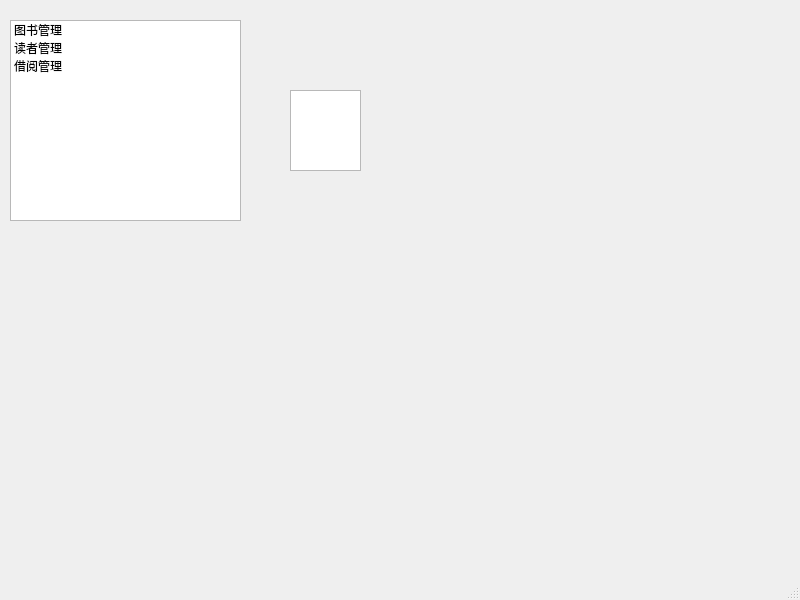
Old version of the form mainwindow.ui in the repository kalpas-boy/QtZhxm.
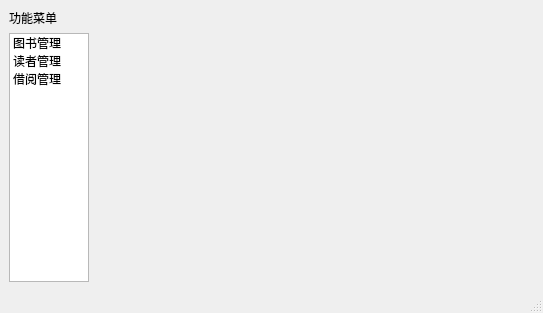
New version of the form.

What changed in the file:
```diff
--- a/mainwindow.ui
+++ b/mainwindow.ui
@@ -6,22 +6,37 @@
    <rect>
     <x>0</x>
     <y>0</y>
-    <width>800</width>
-    <height>600</height>
+    <width>543</width>
+    <height>313</height>
    </rect>
   </property>
   <property name="windowTitle">
    <string>MainWindow</string>
   </property>
   <widget class="QWidget" name="centralwidget">
+   <layout class="QHBoxLayout" name="horizontalLayout">
+    <item>
+     <layout class="QVBoxLayout" name="verticalLayout">
+      <item>
+       <widget class="QLabel" name="label">
+        <property name="maximumSize">
+         <size>
+          <width>50</width>
+          <height>16777215</height>
+         </size>
+        </property>
+        <property name="text">
+         <string>功能菜单</string>
+        </property>
+       </widget>
+      </item>
+      <item>
    <widget class="QListWidget" name="funcListWidget">
-    <property name="geometry">
-     <rect>
-      <x>10</x>
-      <y>20</y>
-      <width>231</width>
-      <height>201</height>
-     </rect>
+        <property name="maximumSize">
+         <size>
+          <width>80</width>
+          <height>16777215</height>
+         </size>
     </property>
     <item>
      <property name="text">
@@ -39,62 +54,30 @@
      </property>
     </item>
    </widget>
+      </item>
+     </layout>
+    </item>
+    <item>
    <widget class="QStackedWidget" name="stackWidget">
-    <property name="geometry">
-     <rect>
-      <x>270</x>
-      <y>50</y>
-      <width>121</width>
-      <height>131</height>
-     </rect>
+      <property name="minimumSize">
+       <size>
+        <width>400</width>
+        <height>0</height>
+       </size>
     </property>
     <property name="currentIndex">
-     <number>2</number>
-    </property>
-    <widget class="QWidget" name="page">
-     <widget class="QTableView" name="bookTableView">
-      <property name="geometry">
-       <rect>
-        <x>20</x>
-        <y>30</y>
-        <width>41</width>
-        <height>81</height>
-       </rect>
-      </property>
+       <number>-1</number>
+      </property>
      </widget>
-    </widget>
-    <widget class="QWidget" name="page_2">
-     <widget class="QTableView" name="readerTableView">
-      <property name="geometry">
-       <rect>
-        <x>30</x>
-        <y>40</y>
-        <width>41</width>
-        <height>81</height>
-       </rect>
-      </property>
-     </widget>
-    </widget>
-    <widget class="QWidget" name="page_3">
-     <widget class="QTableView" name="borrowTableView">
-      <property name="geometry">
-       <rect>
-        <x>20</x>
-        <y>40</y>
-        <width>71</width>
-        <height>81</height>
-       </rect>
-      </property>
-     </widget>
-    </widget>
-   </widget>
+    </item>
+   </layout>
   </widget>
   <widget class="QMenuBar" name="menubar">
    <property name="geometry">
     <rect>
      <x>0</x>
      <y>0</y>
-     <width>800</width>
+     <width>543</width>
      <height>17</height>
     </rect>
    </property>
```
Lines whose indentation alone changed are shown as unchanged.
